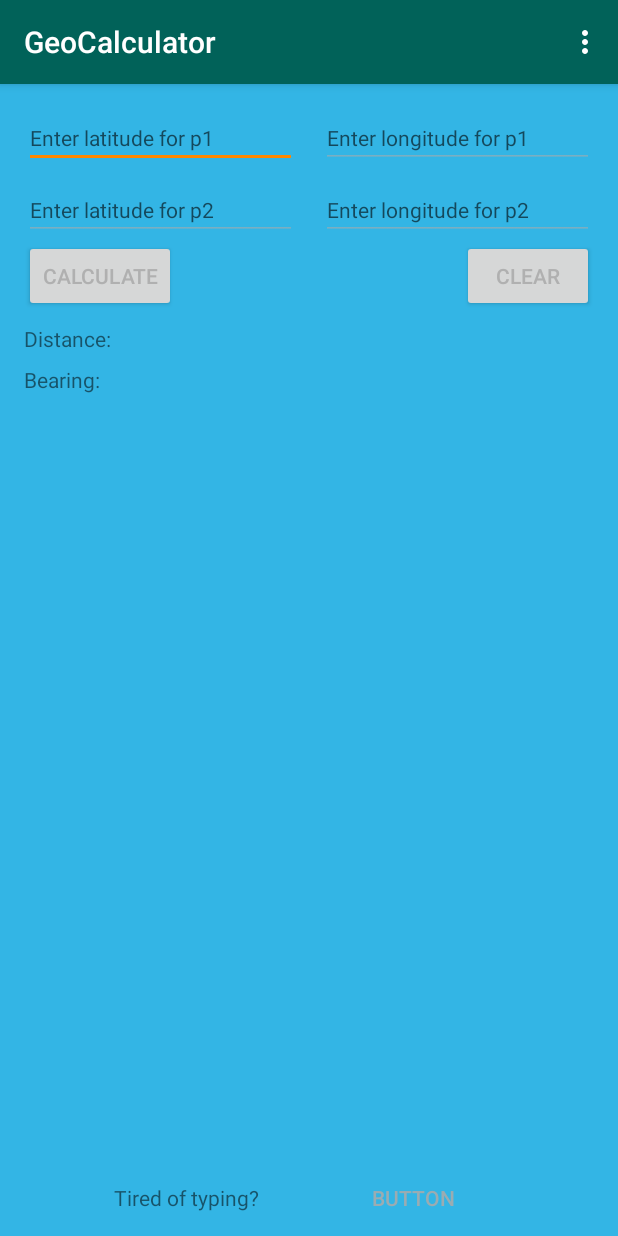
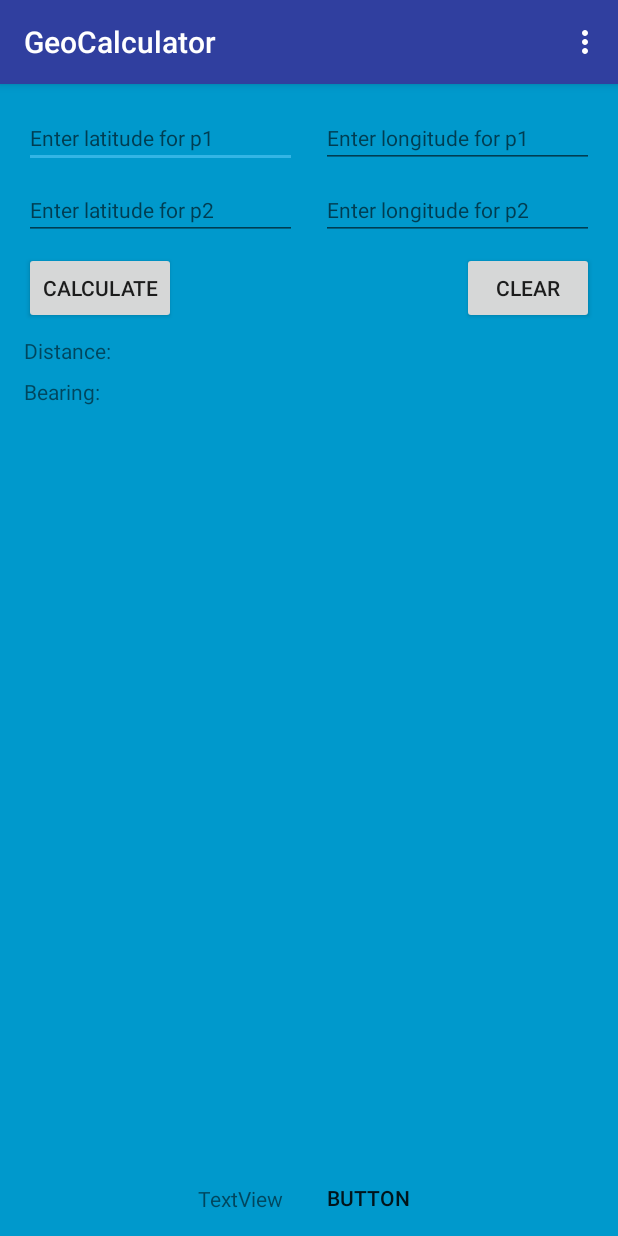
Before and after one commit to gabevansolkema/CIS357-Hw7, an Android app: the screen it shows after launch (MainActivity), on a phone screen of 412 x 824 dp. Run offline under Robolectric (Android 15) with nearby library versions, the phone set to English and light mode, and no system bars.

Commit message:
Fixed initial commit.

```diff
--- a/GeoCalculator/app/src/main/java/cis/gvsu/edu/geocalculator/MainActivity.java
+++ b/GeoCalculator/app/src/main/java/cis/gvsu/edu/geocalculator/MainActivity.java
@@ -4,6 +4,7 @@ import android.content.Context;
 import android.content.Intent;
 import android.support.v7.app.AppCompatActivity;
 import android.os.Bundle;
+import android.support.v7.widget.Toolbar;
 import android.view.Menu;
 import android.view.MenuItem;
 import android.view.View;
--- a/GeoCalculator/app/src/main/res/layout/content_main.xml
+++ b/GeoCalculator/app/src/main/res/layout/content_main.xml
@@ -7,45 +7,45 @@
     android:layout_height="match_parent"
     tools:context="cis.gvsu.edu.geocalculator.MainActivity">
 
-    `<EditText
+    <EditText
         android:hint="Enter latitude for p1"
         android:id="@+id/p1Lat"
         android:inputType="numberSigned|numberDecimal"
+        android:textAppearance="@style/TextAppearance.AppCompat.Small"
         android:ems="10"
-        android:textAppearance="@style/TextAppearance.AppCompat.Small"
         android:layout_width="0dp"
         android:layout_height="wrap_content"
+        android:layout_marginTop="16dp"
+        android:layout_marginStart="16dp"
         android:layout_marginEnd="8dp"
-        android:layout_marginStart="16dp"
-        android:layout_marginTop="16dp"
-        app:layout_constraintLeft_toLeftOf="parent"
         app:layout_constraintTop_toTopOf="parent"
-        app:layout_constraintRight_toLeftOf="@+id/guideline" />
+        app:layout_constraintRight_toLeftOf="@+id/guideline"
+        app:layout_constraintLeft_toLeftOf="parent" />
 
     <EditText
         android:hint="Enter latitude for p2"
         android:id="@+id/p2Lat"
         android:inputType="numberSigned|numberDecimal"
+        android:textAppearance="@style/TextAppearance.AppCompat.Small"
         android:ems="10"
-        android:textAppearance="@style/TextAppearance.AppCompat.Small"
         android:layout_width="0dp"
         android:layout_height="wrap_content"
         android:layout_marginTop="8dp"
         app:layout_constraintTop_toBottomOf="@+id/p1Lat"
-        app:layout_constraintLeft_toLeftOf="@+id/p1Lat"
-        app:layout_constraintRight_toRightOf="@+id/p1Lat" />
+        app:layout_constraintRight_toRightOf="@+id/p1Lat"
+        app:layout_constraintLeft_toLeftOf="@+id/p1Lat" />
 
     <EditText
         android:hint="Enter longitude for p1"
         android:id="@+id/p1Lng"
         android:inputType="numberSigned|numberDecimal"
+        android:textAppearance="@style/TextAppearance.AppCompat.Small"
         android:ems="10"
-        android:textAppearance="@style/TextAppearance.AppCompat.Small"
         android:layout_width="0dp"
         android:layout_height="wrap_content"
         android:layout_marginStart="8dp"
+        android:layout_marginTop="16dp"
         android:layout_marginEnd="16dp"
-        android:layout_marginTop="16dp"
         app:layout_constraintTop_toTopOf="parent"
         app:layout_constraintRight_toRightOf="parent"
         app:layout_constraintLeft_toLeftOf="@+id/guideline" />
@@ -59,46 +59,49 @@
         android:layout_width="0dp"
         android:layout_height="wrap_content"
         android:layout_marginTop="8dp"
+        app:layout_constraintTop_toBottomOf="@+id/p1Lng"
         app:layout_constraintRight_toRightOf="@+id/p1Lng"
-        app:layout_constraintTop_toBottomOf="@+id/p1Lng"
-        app:layout_constraintLeft_toLeftOf="@+id/p1Lng"/>
-
+        app:layout_constraintLeft_toLeftOf="@+id/p1Lng" />
 
     <Button
         android:text="Calculate"
+        android:id="@+id/calc"
         android:layout_width="wrap_content"
         android:layout_height="wrap_content"
-        android:id="@+id/calc"
-        app:layout_constraintBaseline_toBaselineOf="@+id/clear"
-        app:layout_constraintLeft_toLeftOf="@+id/p2Lat" />
+        android:layout_marginTop="8dp"
+        app:layout_constraintTop_toBottomOf="@+id/p2Lat"
+        app:layout_constraintLeft_toLeftOf="@+id/p1Lat" />
 
     <Button
         android:text="Clear"
+        android:id="@+id/clear"
         android:layout_width="wrap_content"
         android:layout_height="wrap_content"
-        android:id="@+id/clear"
+        android:layout_marginTop="8dp"
         app:layout_constraintTop_toBottomOf="@+id/p2Lng"
-        app:layout_constraintRight_toRightOf="@+id/p2Lng" />
+        app:layout_constraintRight_toRightOf="@+id/p1Lng" />
+
 
     <TextView
         android:text="Distance:"
+        android:id="@+id/distance"
         android:layout_width="0dp"
         android:layout_height="wrap_content"
-        android:id="@+id/distance"
         android:layout_marginTop="8dp"
         app:layout_constraintTop_toBottomOf="@+id/calc"
         app:layout_constraintLeft_toLeftOf="@+id/p1Lat"
-        app:layout_constraintRight_toRightOf="@+id/p1Lng"/>
+        app:layout_constraintRight_toRightOf="@+id/p1Lng" />
 
     <TextView
         android:text="Bearing:"
+        android:id="@+id/bearing"
         android:layout_width="0dp"
         android:layout_height="wrap_content"
-        android:id="@+id/bearing"
         android:layout_marginTop="8dp"
+        app:layout_constraintTop_toBottomOf="@+id/distance"
         app:layout_constraintRight_toRightOf="@+id/distance"
-        app:layout_constraintTop_toBottomOf="@+id/distance"
         app:layout_constraintLeft_toLeftOf="@+id/distance" />
+
 
     <android.support.constraint.Guideline
         android:layout_width="wrap_content"
@@ -107,35 +110,35 @@
         android:orientation="vertical"
         app:layout_constraintGuide_percent="0.5"
         tools:layout_editor_absoluteY="0dp"
-        tools:layout_editor_absoluteX="180dp" />
+        tools:layout_editor_absoluteX="192dp" />
 
     <TextView
-        android:id="@+id/typing_text"
-        android:layout_width="wrap_content"
+        android:id="@+id/textView"
+        android:layout_width="75dp"
         android:layout_height="wrap_content"
-        android:text="Tired of typing?"
-        android:textColor="?android:attr/textColorTertiary"
-        app:layout_constraintRight_toLeftOf="@+id/search_button"
+        android:layout_marginBottom="15dp"
+        android:text="TextView"
+        android:textAlignment="center"
+        app:layout_constraintBottom_toBottomOf="parent"
+        app:layout_constraintHorizontal_chainStyle="packed"
         app:layout_constraintLeft_toLeftOf="parent"
-        app:layout_constraintBottom_toBottomOf="parent"
-        android:layout_marginBottom="16dp"
-        app:layout_constraintHorizontal_chainStyle="spread" />
+        app:layout_constraintRight_toLeftOf="@+id/button" />
 
     <Button
-        android:id="@+id/search_button"
+        android:id="@+id/button"
         style="@style/Widget.AppCompat.Button.Borderless"
-        android:layout_width="wrap_content"
+        android:layout_width="75dp"
         android:layout_height="wrap_content"
-        android:text="Button"
-        android:paddingTop="0dp"
+        android:layout_marginBottom="16dp"
+        android:layout_marginLeft="16dp"
+        android:gravity="bottom|center"
         android:paddingBottom="0dp"
         android:paddingLeft="0dp"
-        android:paddingRight="0dp"
-        android:gravity="bottom"
-        app:layout_constraintRight_toRightOf="parent"
-        app:layout_constraintLeft_toRightOf="@+id/typing_text"
-        app:layout_constraintBottom_toBottomOf="@+id/typing_text"
-        android:layout_marginBottom="0dp" />
+        android:text="Button"
+        android:textAlignment="center"
+        app:layout_constraintBottom_toBottomOf="parent"
+        app:layout_constraintLeft_toRightOf="@+id/textView"
+        app:layout_constraintRight_toRightOf="parent" />
 
 
 </android.support.constraint.ConstraintLayout>
--- a/GeoCalculator/app/src/main/res/values-v21/styles.xml
+++ b/GeoCalculator/app/src/main/res/values-v21/styles.xml
@@ -6,14 +6,4 @@
         <item name="android:windowDrawsSystemBarBackgrounds">true</item>
         <item name="android:statusBarColor">@android:color/transparent</item>
     </style>
-
-    <style name="AppTheme" parent="Theme.AppCompat.Light.DarkActionBar">
-        <!-- Customize your theme here. -->
-        <item name="colorPrimary">@color/colorPrimaryDark</item>
-        <item name="colorPrimaryDark">@android:color/tertiary_text_dark</item>
-        <item name="colorAccent">@android:color/holo_orange_dark</item>
-        <item name="android:colorBackground">@android:color/holo_blue_light</item>
-        <item name="android:colorForeground">@android:color/darker_gray</item>
-        <item name="android:statusBarColor">@color/colorPrimaryDark</item>
-    </style>
 </resources>
--- a/GeoCalculator/app/src/main/res/values/colors.xml
+++ b/GeoCalculator/app/src/main/res/values/colors.xml
@@ -1,6 +1,6 @@
 <?xml version="1.0" encoding="utf-8"?>
 <resources>
     <color name="colorPrimary">#3F51B5</color>
-    <color name="colorPrimaryDark">#016259</color>
+    <color name="colorPrimaryDark">#303F9F</color>
     <color name="colorAccent">#FF4081</color>
 </resources>
--- a/GeoCalculator/app/src/main/res/values/styles.xml
+++ b/GeoCalculator/app/src/main/res/values/styles.xml
@@ -4,10 +4,9 @@
     <style name="AppTheme" parent="Theme.AppCompat.Light.DarkActionBar">
         <!-- Customize your theme here. -->
         <item name="colorPrimary">@color/colorPrimaryDark</item>
-        <item name="colorPrimaryDark">@android:color/tertiary_text_dark</item>
-        <item name="colorAccent">@android:color/holo_orange_dark</item>
-        <item name="android:colorBackground">@android:color/holo_blue_light</item>
-        <item name="android:colorForeground">@android:color/darker_gray</item>
+        <item name="colorPrimaryDark">@color/colorPrimaryDark</item>
+        <item name="colorAccent">@android:color/holo_blue_light</item>
+        <item name="android:colorBackground">@android:color/holo_blue_dark</item>
     </style>
 
     <style name="AppTheme.NoActionBar">
```
Also changed, not shown: GeoCalculator/app/src/main/res/layout-land/activity_my_settings.xml (deleted, +0 -29 lines), GeoCalculator/app/src/main/res/layout-land/content_my_settings.xml (+8 -9 lines), 1 other file.
